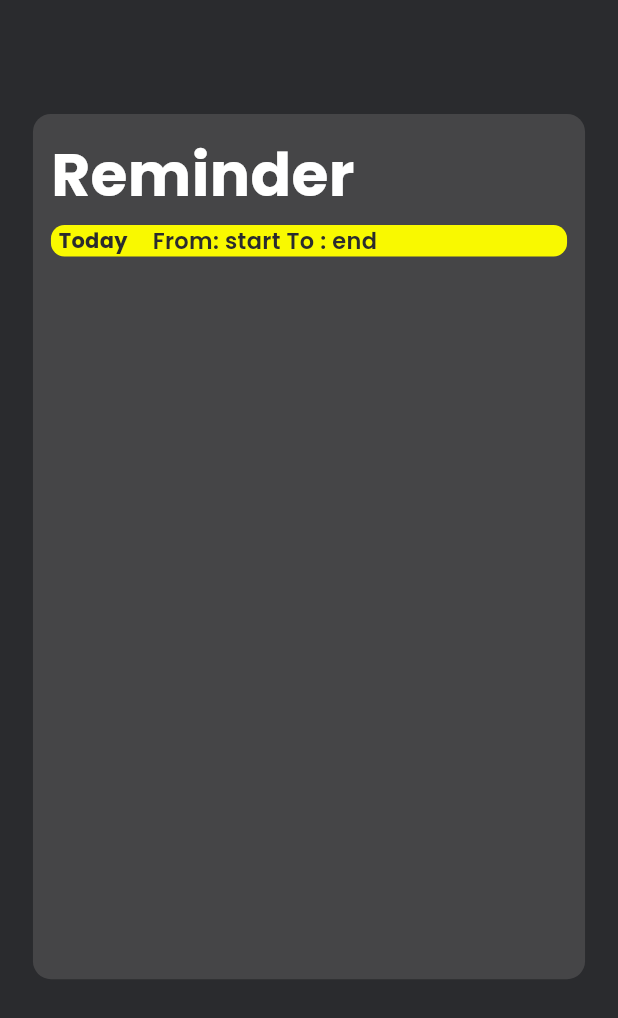
After one commit to MuhdDin/task_management, a Flutter app: the NotificationsPage screen opened directly, on a phone screen of 412 x 824 dp. The commit adds this screen. Shown: the top 1018 px of the screen. Run offline on Flutter 3.47's test engine with Material 3 defaults, Android fonts, the phone set to English and light mode, and no system bars; drawn by our look-alikes of dynamic_color; our stand-ins replace country_picker, firebase_auth, firebase_core, flutter_datetime_picker_plus, flutter_riverpod, flutter_screenutil and 7 more; accounts and stored records are empty; generated files the repository leaves out were written again.

Commit message:
fifth commit

```diff
--- a/lib/features/auth/repository/auth_repository.dart
+++ b/lib/features/auth/repository/auth_repository.dart
@@ -51,7 +51,7 @@ class AuthRepository {
           codeSent: (smsCodeId, resendCodeId) {
             DBHelper.createUser(1);
             Navigator.pushNamedAndRemoveUntil(
-                context, Routes.home, (route) => false,
+                context, Routes.otp, (route) => false,
                 arguments: {
                   "phone": phone,
                   "smsCodeId": smsCodeId,
--- /dev/null
+++ b/lib/features/todo/pages/view_notes.dart
@@ -0,0 +1,81 @@
+import 'package:flutter/material.dart';
+import 'package:flutter_screenutil/flutter_screenutil.dart';
+import 'package:task_manager/common/utils/constants.dart';
+import 'package:task_manager/common/widget/appstyle.dart';
+import 'package:task_manager/common/widget/heighspacer.dart';
+import 'package:task_manager/common/widget/reusable_text.dart';
+import 'package:task_manager/common/widget/widthspacer.dart';
+
+class NotificationsPage extends StatelessWidget {
+  const NotificationsPage({super.key, this.payLoad});
+
+  final String? payLoad;
+
+  @override
+  Widget build(BuildContext context) {
+    return Scaffold(
+      appBar: AppBar(
+        elevation: 0,
+        backgroundColor: Colors.transparent,
+      ),
+      body: SafeArea(
+        child: Stack(
+          clipBehavior: Clip.none,
+          children: [
+            Padding(
+              padding: EdgeInsets.symmetric(horizontal: 20.w, vertical: 20.h),
+              child: Container(
+                width: AppConst.kWidth,
+                height: AppConst.kHeight * 0.7,
+                decoration: BoxDecoration(
+                  color: AppConst.kBkLight,
+                  borderRadius: BorderRadius.all(
+                    Radius.circular(AppConst.kRadius),
+                  ),
+                ),
+                child: Padding(
+                  padding: EdgeInsets.all(12.h),
+                  child: Column(
+                    crossAxisAlignment: CrossAxisAlignment.start,
+                    children: [
+                      ReusableText(
+                        text: "Reminder",
+                        style: appstyle(40, AppConst.kLight, FontWeight.bold),
+                      ),
+                      HeightSpacer(hieght: 5),
+                      Container(
+                          width: AppConst.kWidth,
+                          padding: EdgeInsets.only(left: 5),
+                          decoration: BoxDecoration(
+                            color: AppConst.kYellow,
+                            borderRadius: BorderRadius.all(
+                              Radius.circular(9.h),
+                            ),
+                          ),
+                          child: Row(
+                            mainAxisAlignment: MainAxisAlignment.start,
+                            children: [
+                              ReusableText(
+                                text: "Today",
+                                style: appstyle(
+                                    14, AppConst.kBkDark, FontWeight.bold),
+                              ),
+                              WidthSpacer(wydth: 15),
+                              ReusableText(
+                                text: "From: start To : end",
+                                style: appstyle(
+                                    15, AppConst.kBkDark, FontWeight.w600),
+                              ),
+                            ],
+                          ))
+                    ],
+                  ),
+                ),
+              ),
+            )
+          ],
+        ),
+      ),
+    );
+  }
+}
--- a/lib/main.dart
+++ b/lib/main.dart
@@ -9,6 +9,7 @@ import 'package:task_manager/common/utils/constants.dart';
 import 'package:task_manager/features/auth/controllers/user_controller.dart';
 import 'package:task_manager/features/onboarding/pages/onboarding.dart';
 import 'package:task_manager/features/todo/pages/homepage.dart';
+import 'package:task_manager/features/todo/pages/view_notes.dart';
 import 'package:task_manager/firebase_options.dart';
 
 void main() async {
@@ -53,7 +54,9 @@ class MyApp extends ConsumerWidget {
                   scaffoldBackgroundColor: AppConst.kBkDark,
                   useMaterial3: true),
               themeMode: ThemeMode.dark,
-              home: users.isEmpty ? const OnBoarding() : const Homepage(),
+              home: users.isEmpty
+                  ? const OnBoarding()
+                  : const NotificationsPage(),
               onGenerateRoute: Routes.onGenerateRoute,
             );
           });
```
Also changed, not shown: lib/features/auth/pages/otp_page.dart (+18 -4 lines), pubspec.lock, 1 other file.
